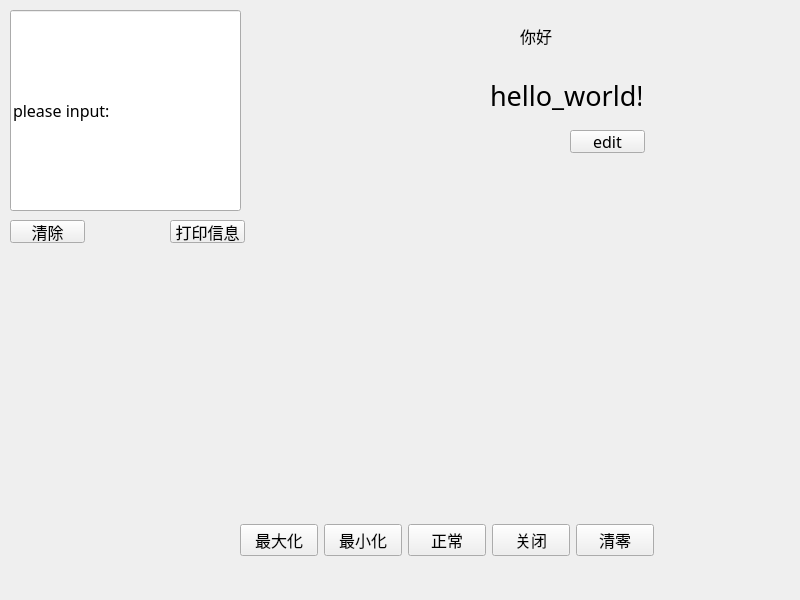
wmdngngng/Python_shell, file 06_PyQt5_Eric6/01_test.ui: the form before one commit.
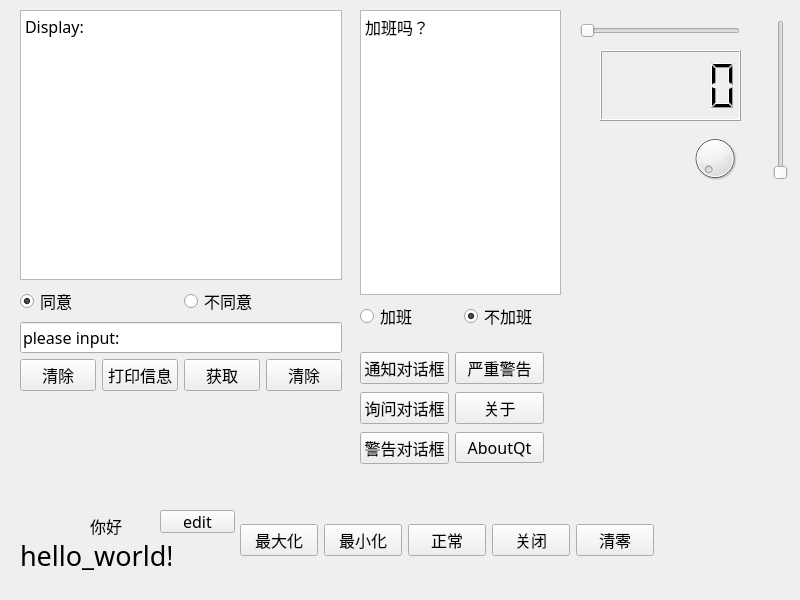
The form after the commit.

Commit message: 添加了文本框，单选框，数码显示，码表，横竖刻度条UI。

```diff
--- a/06_PyQt5_Eric6/01_test.ui
+++ b/06_PyQt5_Eric6/01_test.ui
@@ -26,8 +26,8 @@
    <widget class="QLabel" name="label">
     <property name="geometry">
      <rect>
-      <x>520</x>
-      <y>20</y>
+      <x>90</x>
+      <y>510</y>
       <width>61</width>
       <height>31</height>
      </rect>
@@ -86,8 +86,8 @@
    <widget class="QLabel" name="label_2">
     <property name="geometry">
      <rect>
-      <x>490</x>
-      <y>60</y>
+      <x>20</x>
+      <y>520</y>
       <width>151</width>
       <height>71</height>
      </rect>
@@ -110,8 +110,8 @@
    <widget class="QPushButton" name="pushButton_6">
     <property name="geometry">
      <rect>
-      <x>570</x>
-      <y>130</y>
+      <x>160</x>
+      <y>510</y>
       <width>75</width>
       <height>23</height>
      </rect>
@@ -120,45 +120,240 @@
      <string>edit</string>
     </property>
    </widget>
-   <widget class="QPushButton" name="pushButton_7">
+   <widget class="QWidget" name="verticalLayoutWidget">
     <property name="geometry">
      <rect>
-      <x>10</x>
-      <y>220</y>
-      <width>75</width>
-      <height>23</height>
+      <x>20</x>
+      <y>10</y>
+      <width>322</width>
+      <height>381</height>
      </rect>
     </property>
-    <property name="text">
-     <string>清除</string>
+    <layout class="QVBoxLayout" name="verticalLayout">
+     <item>
+      <layout class="QHBoxLayout" name="horizontalLayout_2">
+       <item>
+        <widget class="QTextBrowser" name="textBrowser">
+         <property name="html">
+          <string>&lt;!DOCTYPE HTML PUBLIC &quot;-//W3C//DTD HTML 4.0//EN&quot; &quot;http://www.w3.org/TR/REC-html40/strict.dtd&quot;&gt;
+&lt;html&gt;&lt;head&gt;&lt;meta name=&quot;qrichtext&quot; content=&quot;1&quot; /&gt;&lt;style type=&quot;text/css&quot;&gt;
+p, li { white-space: pre-wrap; }
+&lt;/style&gt;&lt;/head&gt;&lt;body style=&quot; font-family:'楷体'; font-size:12pt; font-weight:400; font-style:normal;&quot;&gt;
+&lt;p style=&quot; margin-top:0px; margin-bottom:0px; margin-left:0px; margin-right:0px; -qt-block-indent:0; text-indent:0px;&quot;&gt;Display:&lt;/p&gt;&lt;/body&gt;&lt;/html&gt;</string>
+         </property>
+        </widget>
+       </item>
+      </layout>
+     </item>
+     <item>
+      <layout class="QHBoxLayout" name="horizontalLayout_3">
+       <item>
+        <widget class="QRadioButton" name="radioButton_ty">
+         <property name="acceptDrops">
+          <bool>false</bool>
+         </property>
+         <property name="text">
+          <string>同意</string>
+         </property>
+         <property name="checked">
+          <bool>true</bool>
+         </property>
+        </widget>
+       </item>
+       <item>
+        <widget class="QRadioButton" name="radioButton_bty">
+         <property name="text">
+          <string>不同意</string>
+         </property>
+        </widget>
+       </item>
+      </layout>
+     </item>
+     <item>
+      <widget class="QLineEdit" name="lineEdit">
+       <property name="text">
+        <string>please input:</string>
+       </property>
+      </widget>
+     </item>
+     <item>
+      <layout class="QHBoxLayout" name="horizontalLayout_4">
+       <item>
+        <widget class="QPushButton" name="pushButton_7">
+         <property name="text">
+          <string>清除</string>
+         </property>
+        </widget>
+       </item>
+       <item>
+        <widget class="QPushButton" name="pushButton_8">
+         <property name="text">
+          <string>打印信息</string>
+         </property>
+        </widget>
+       </item>
+       <item>
+        <widget class="QPushButton" name="pushButton_9">
+         <property name="text">
+          <string>获取</string>
+         </property>
+        </widget>
+       </item>
+       <item>
+        <widget class="QPushButton" name="pushButton_10">
+         <property name="text">
+          <string>清除</string>
+         </property>
+        </widget>
+       </item>
+      </layout>
+     </item>
+    </layout>
+   </widget>
+   <widget class="QWidget" name="verticalLayoutWidget_2">
+    <property name="geometry">
+     <rect>
+      <x>360</x>
+      <y>10</y>
+      <width>201</width>
+      <height>321</height>
+     </rect>
     </property>
+    <layout class="QVBoxLayout" name="verticalLayout_2">
+     <item>
+      <widget class="QTextBrowser" name="textBrowser_2">
+       <property name="html">
+        <string>&lt;!DOCTYPE HTML PUBLIC &quot;-//W3C//DTD HTML 4.0//EN&quot; &quot;http://www.w3.org/TR/REC-html40/strict.dtd&quot;&gt;
+&lt;html&gt;&lt;head&gt;&lt;meta name=&quot;qrichtext&quot; content=&quot;1&quot; /&gt;&lt;style type=&quot;text/css&quot;&gt;
+p, li { white-space: pre-wrap; }
+&lt;/style&gt;&lt;/head&gt;&lt;body style=&quot; font-family:'楷体'; font-size:12pt; font-weight:400; font-style:normal;&quot;&gt;
+&lt;p style=&quot; margin-top:0px; margin-bottom:0px; margin-left:0px; margin-right:0px; -qt-block-indent:0; text-indent:0px;&quot;&gt;加班吗？&lt;/p&gt;&lt;/body&gt;&lt;/html&gt;</string>
+       </property>
+      </widget>
+     </item>
+     <item>
+      <layout class="QHBoxLayout" name="horizontalLayout_5">
+       <item>
+        <widget class="QRadioButton" name="radioButton_jb">
+         <property name="text">
+          <string>加班</string>
+         </property>
+        </widget>
+       </item>
+       <item>
+        <widget class="QRadioButton" name="radioButton_bjb">
+         <property name="text">
+          <string>不加班</string>
+         </property>
+         <property name="checked">
+          <bool>true</bool>
+         </property>
+        </widget>
+       </item>
+      </layout>
+     </item>
+    </layout>
    </widget>
-   <widget class="QPushButton" name="pushButton_8">
+   <widget class="QDial" name="dial">
     <property name="geometry">
      <rect>
-      <x>170</x>
-      <y>220</y>
-      <width>75</width>
-      <height>23</height>
+      <x>690</x>
+      <y>133</y>
+      <width>50</width>
+      <height>51</height>
      </rect>
     </property>
-    <property name="text">
-     <string>打印信息</string>
+   </widget>
+   <widget class="QLCDNumber" name="lcdNumber">
+    <property name="geometry">
+     <rect>
+      <x>600</x>
+      <y>50</y>
+      <width>141</width>
+      <height>71</height>
+     </rect>
     </property>
    </widget>
-   <widget class="QLineEdit" name="lineEdit">
+   <widget class="QSlider" name="horizontalSlider">
     <property name="geometry">
      <rect>
-      <x>10</x>
-      <y>10</y>
-      <width>231</width>
-      <height>201</height>
+      <x>580</x>
+      <y>20</y>
+      <width>160</width>
+      <height>22</height>
      </rect>
     </property>
-    <property name="text">
-     <string>please input:</string>
+    <property name="orientation">
+     <enum>Qt::Horizontal</enum>
     </property>
    </widget>
+   <widget class="QSlider" name="verticalSlider">
+    <property name="geometry">
+     <rect>
+      <x>770</x>
+      <y>20</y>
+      <width>22</width>
+      <height>160</height>
+     </rect>
+    </property>
+    <property name="orientation">
+     <enum>Qt::Vertical</enum>
+    </property>
+   </widget>
+   <widget class="QWidget" name="gridLayoutWidget">
+    <property name="geometry">
+     <rect>
+      <x>360</x>
+      <y>350</y>
+      <width>184</width>
+      <height>116</height>
+     </rect>
+    </property>
+    <layout class="QGridLayout" name="gridLayout">
+     <item row="1" column="1">
+      <widget class="QPushButton" name="pushButton_13">
+       <property name="text">
+        <string>关于</string>
+       </property>
+      </widget>
+     </item>
+     <item row="0" column="0">
+      <widget class="QPushButton" name="pushButton_11">
+       <property name="text">
+        <string>通知对话框</string>
+       </property>
+      </widget>
+     </item>
+     <item row="3" column="0">
+      <widget class="QPushButton" name="pushButton_14">
+       <property name="text">
+        <string>警告对话框</string>
+       </property>
+      </widget>
+     </item>
+     <item row="1" column="0">
+      <widget class="QPushButton" name="pushButton_12">
+       <property name="text">
+        <string>询问对话框</string>
+       </property>
+      </widget>
+     </item>
+     <item row="3" column="1">
+      <widget class="QPushButton" name="pushButton_15">
+       <property name="text">
+        <string>AboutQt</string>
+       </property>
+      </widget>
+     </item>
+     <item row="0" column="1">
+      <widget class="QPushButton" name="pushButton_16">
+       <property name="text">
+        <string>严重警告</string>
+       </property>
+      </widget>
+     </item>
+    </layout>
+   </widget>
   </widget>
  </widget>
  <resources/>
```
The commit also changes 2 other files.
